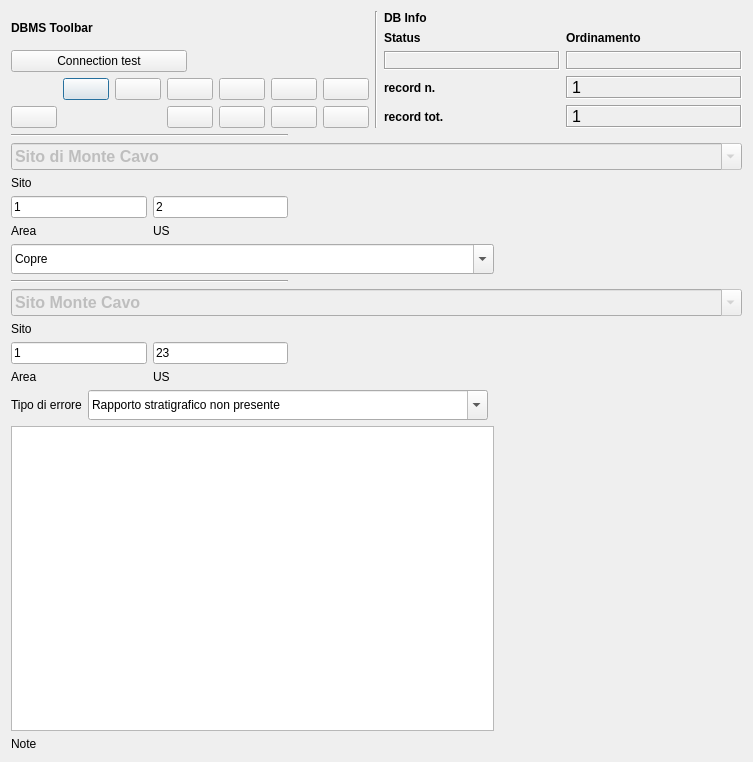
Qt form gui/ui/pyarchinit_rel_check_ui.ui (pyarchinit/pyarchinit) before a commit.
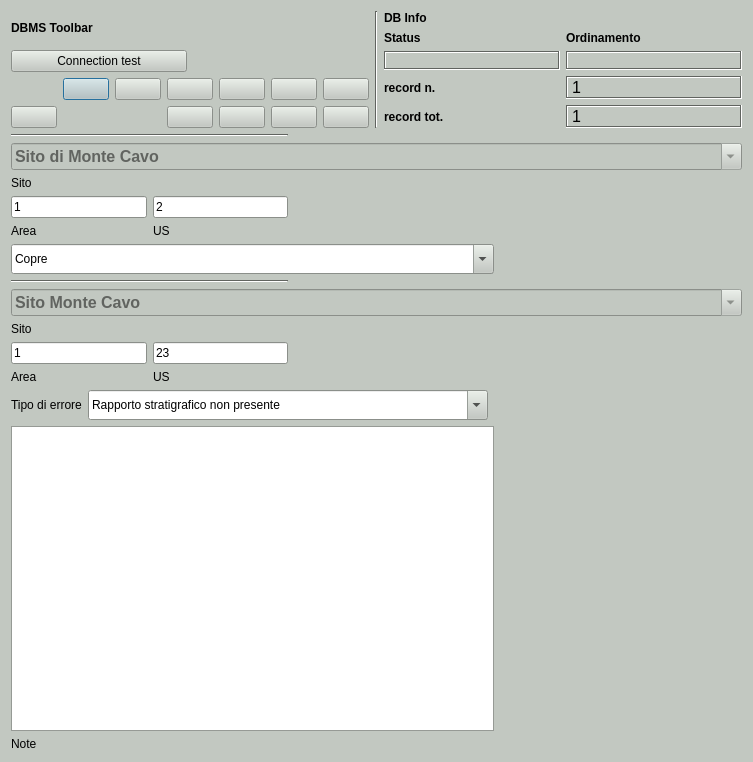
The same form after that commit. Icons and pictures are not drawn.

Commit message: change backgroud color ui

What changed in the file:
```diff
--- a/gui/ui/pyarchinit_rel_check_ui.ui
+++ b/gui/ui/pyarchinit_rel_check_ui.ui
@@ -16,6 +16,448 @@
     <height>400</height>
    </size>
   </property>
+  <property name="palette">
+   <palette>
+    <active>
+     <colorrole role="WindowText">
+      <brush brushstyle="SolidPattern">
+       <color alpha="255">
+        <red>0</red>
+        <green>0</green>
+        <blue>0</blue>
+       </color>
+      </brush>
+     </colorrole>
+     <colorrole role="Button">
+      <brush brushstyle="SolidPattern">
+       <color alpha="255">
+        <red>194</red>
+        <green>200</green>
+        <blue>193</blue>
+       </color>
+      </brush>
+     </colorrole>
+     <colorrole role="Light">
+      <brush brushstyle="SolidPattern">
+       <color alpha="255">
+        <red>255</red>
+        <green>255</green>
+        <blue>255</blue>
+       </color>
+      </brush>
+     </colorrole>
+     <colorrole role="Midlight">
+      <brush brushstyle="SolidPattern">
+       <color alpha="255">
+        <red>224</red>
+        <green>227</green>
+        <blue>224</blue>
+       </color>
+      </brush>
+     </colorrole>
+     <colorrole role="Dark">
+      <brush brushstyle="SolidPattern">
+       <color alpha="255">
+        <red>97</red>
+        <green>100</green>
+        <blue>96</blue>
+       </color>
+      </brush>
+     </colorrole>
+     <colorrole role="Mid">
+      <brush brushstyle="SolidPattern">
+       <color alpha="255">
+        <red>129</red>
+        <green>133</green>
+        <blue>129</blue>
+       </color>
+      </brush>
+     </colorrole>
+     <colorrole role="Text">
+      <brush brushstyle="SolidPattern">
+       <color alpha="255">
+        <red>0</red>
+        <green>0</green>
+        <blue>0</blue>
+       </color>
+      </brush>
+     </colorrole>
+     <colorrole role="BrightText">
+      <brush brushstyle="SolidPattern">
+       <color alpha="255">
+        <red>255</red>
+        <green>255</green>
+        <blue>255</blue>
+       </color>
+      </brush>
+     </colorrole>
+     <colorrole role="ButtonText">
+      <brush brushstyle="SolidPattern">
+       <color alpha="255">
+        <red>0</red>
+        <green>0</green>
+        <blue>0</blue>
+       </color>
+      </brush>
+     </colorrole>
+     <colorrole role="Base">
+      <brush brushstyle="SolidPattern">
+       <color alpha="255">
+        <red>255</red>
+        <green>255</green>
+        <blue>255</blue>
+       </color>
+      </brush>
+     </colorrole>
+     <colorrole role="Window">
+      <brush brushstyle="SolidPattern">
+       <color alpha="255">
+        <red>194</red>
+        <green>200</green>
+        <blue>193</blue>
+       </color>
+      </brush>
+     </colorrole>
+     <colorrole role="Shadow">
+      <brush brushstyle="SolidPattern">
+       <color alpha="255">
+        <red>0</red>
+        <green>0</green>
+        <blue>0</blue>
+       </color>
+      </brush>
+     </colorrole>
+     <colorrole role="AlternateBase">
+      <brush brushstyle="SolidPattern">
+       <color alpha="255">
+        <red>224</red>
+        <green>227</green>
+        <blue>224</blue>
+       </color>
+      </brush>
+     </colorrole>
+     <colorrole role="ToolTipBase">
+      <brush brushstyle="SolidPattern">
+       <color alpha="255">
+        <red>255</red>
+        <green>255</green>
+        <blue>220</blue>
+       </color>
+      </brush>
+     </colorrole>
+     <colorrole role="ToolTipText">
+      <brush brushstyle="SolidPattern">
+       <color alpha="255">
+        <red>0</red>
+        <green>0</green>
+        <blue>0</blue>
+       </color>
+      </brush>
+     </colorrole>
+     <colorrole role="PlaceholderText">
+      <brush brushstyle="SolidPattern">
+       <color alpha="128">
+        <red>0</red>
+        <green>0</green>
+        <blue>0</blue>
+       </color>
+      </brush>
+     </colorrole>
+    </active>
+    <inactive>
+     <colorrole role="WindowText">
+      <brush brushstyle="SolidPattern">
+       <color alpha="255">
+        <red>0</red>
+        <green>0</green>
+        <blue>0</blue>
+       </color>
+      </brush>
+     </colorrole>
+     <colorrole role="Button">
+      <brush brushstyle="SolidPattern">
+       <color alpha="255">
+        <red>194</red>
+        <green>200</green>
+        <blue>193</blue>
+       </color>
+      </brush>
+     </colorrole>
+     <colorrole role="Light">
+      <brush brushstyle="SolidPattern">
+       <color alpha="255">
+        <red>255</red>
+        <green>255</green>
+        <blue>255</blue>
+       </color>
+      </brush>
+     </colorrole>
+     <colorrole role="Midlight">
+      <brush brushstyle="SolidPattern">
+       <color alpha="255">
+        <red>224</red>
+        <green>227</green>
+        <blue>224</blue>
+       </color>
+      </brush>
+     </colorrole>
+     <colorrole role="Dark">
+      <brush brushstyle="SolidPattern">
+       <color alpha="255">
+        <red>97</red>
+        <green>100</green>
+        <blue>96</blue>
+       </color>
+      </brush>
+     </colorrole>
+     <colorrole role="Mid">
+      <brush brushstyle="SolidPattern">
+       <color alpha="255">
+        <red>129</red>
+        <green>133</green>
+        <blue>129</blue>
+       </color>
+      </brush>
+     </colorrole>
+     <colorrole role="Text">
+      <brush brushstyle="SolidPattern">
+       <color alpha="255">
+        <red>0</red>
+        <green>0</green>
+        <blue>0</blue>
+       </color>
+      </brush>
+     </colorrole>
+     <colorrole role="BrightText">
+      <brush brushstyle="SolidPattern">
+       <color alpha="255">
+        <red>255</red>
+        <green>255</green>
+        <blue>255</blue>
+       </color>
+      </brush>
+     </colorrole>
+     <colorrole role="ButtonText">
+      <brush brushstyle="SolidPattern">
+       <color alpha="255">
+        <red>0</red>
+        <green>0</green>
+        <blue>0</blue>
+       </color>
+      </brush>
+     </colorrole>
+     <colorrole role="Base">
+      <brush brushstyle="SolidPattern">
+       <color alpha="255">
+        <red>255</red>
+        <green>255</green>
+        <blue>255</blue>
+       </color>
+      </brush>
+     </colorrole>
+     <colorrole role="Window">
+      <brush brushstyle="SolidPattern">
+       <color alpha="255">
+        <red>194</red>
+        <green>200</green>
+        <blue>193</blue>
+       </color>
+      </brush>
+     </colorrole>
+     <colorrole role="Shadow">
+      <brush brushstyle="SolidPattern">
+       <color alpha="255">
+        <red>0</red>
+        <green>0</green>
+        <blue>0</blue>
+       </color>
+      </brush>
+     </colorrole>
+     <colorrole role="AlternateBase">
+      <brush brushstyle="SolidPattern">
+       <color alpha="255">
+        <red>224</red>
+        <green>227</green>
+        <blue>224</blue>
+       </color>
+      </brush>
+     </colorrole>
+     <colorrole role="ToolTipBase">
+      <brush brushstyle="SolidPattern">
+       <color alpha="255">
+        <red>255</red>
+        <green>255</green>
+        <blue>220</blue>
+       </color>
+      </brush>
+     </colorrole>
+     <colorrole role="ToolTipText">
+      <brush brushstyle="SolidPattern">
+       <color alpha="255">
+        <red>0</red>
+        <green>0</green>
+        <blue>0</blue>
+       </color>
+      </brush>
+     </colorrole>
+     <colorrole role="PlaceholderText">
+      <brush brushstyle="SolidPattern">
+       <color alpha="128">
+        <red>0</red>
+        <green>0</green>
+        <blue>0</blue>
+       </color>
+      </brush>
+     </colorrole>
+    </inactive>
+    <disabled>
+     <colorrole role="WindowText">
+      <brush brushstyle="SolidPattern">
+       <color alpha="255">
+        <red>97</red>
+        <green>100</green>
+        <blue>96</blue>
+       </color>
+      </brush>
+     </colorrole>
+     <colorrole role="Button">
+      <brush brushstyle="SolidPattern">
+       <color alpha="255">
+        <red>194</red>
+        <green>200</green>
+        <blue>193</blue>
+       </color>
+      </brush>
+     </colorrole>
+     <colorrole role="Light">
+      <brush brushstyle="SolidPattern">
+       <color alpha="255">
+        <red>255</red>
+        <green>255</green>
+        <blue>255</blue>
+       </color>
+      </brush>
+     </colorrole>
+     <colorrole role="Midlight">
+      <brush brushstyle="SolidPattern">
+       <color alpha="255">
+        <red>224</red>
+        <green>227</green>
+        <blue>224</blue>
+       </color>
+      </brush>
+     </colorrole>
+     <colorrole role="Dark">
+      <brush brushstyle="SolidPattern">
+       <color alpha="255">
+        <red>97</red>
+        <green>100</green>
+        <blue>96</blue>
+       </color>
+      </brush>
+     </colorrole>
+     <colorrole role="Mid">
+      <brush brushstyle="SolidPattern">
+       <color alpha="255">
+        <red>129</red>
+        <green>133</green>
+        <blue>129</blue>
+       </color>
+      </brush>
+     </colorrole>
+     <colorrole role="Text">
+      <brush brushstyle="SolidPattern">
+       <color alpha="255">
+        <red>97</red>
+        <green>100</green>
+        <blue>96</blue>
+       </color>
+      </brush>
+     </colorrole>
+     <colorrole role="BrightText">
+      <brush brushstyle="SolidPattern">
+       <color alpha="255">
+        <red>255</red>
+        <green>255</green>
+        <blue>255</blue>
+       </color>
+      </brush>
+     </colorrole>
+     <colorrole role="ButtonText">
+      <brush brushstyle="SolidPattern">
+       <color alpha="255">
+        <red>97</red>
+        <green>100</green>
+        <blue>96</blue>
+       </color>
+      </brush>
+     </colorrole>
+     <colorrole role="Base">
+      <brush brushstyle="SolidPattern">
+       <color alpha="255">
+        <red>194</red>
+        <green>200</green>
+        <blue>193</blue>
+       </color>
+      </brush>
+     </colorrole>
+     <colorrole role="Window">
+      <brush brushstyle="SolidPattern">
+       <color alpha="255">
+        <red>194</red>
+        <green>200</green>
+        <blue>193</blue>
+       </color>
+      </brush>
+     </colorrole>
+     <colorrole role="Shadow">
+      <brush brushstyle="SolidPattern">
+       <color alpha="255">
+        <red>0</red>
+        <green>0</green>
+        <blue>0</blue>
+       </color>
+      </brush>
+     </colorrole>
+     <colorrole role="AlternateBase">
+      <brush brushstyle="SolidPattern">
+       <color alpha="255">
+        <red>194</red>
+        <green>200</green>
+        <blue>193</blue>
+       </color>
+      </brush>
+     </colorrole>
+     <colorrole role="ToolTipBase">
+      <brush brushstyle="SolidPattern">
+       <color alpha="255">
+        <red>255</red>
+        <green>255</green>
+        <blue>220</blue>
+       </color>
+      </brush>
+     </colorrole>
+     <colorrole role="ToolTipText">
+      <brush brushstyle="SolidPattern">
+       <color alpha="255">
+        <red>0</red>
+        <green>0</green>
+        <blue>0</blue>
+       </color>
+      </brush>
+     </colorrole>
+     <colorrole role="PlaceholderText">
+      <brush brushstyle="SolidPattern">
+       <color alpha="128">
+        <red>0</red>
+        <green>0</green>
+        <blue>0</blue>
+       </color>
+      </brush>
+     </colorrole>
+    </disabled>
+   </palette>
+  </property>
   <property name="windowTitle">
    <string>pyArchInit Gestione Scavi - Gestione Errori rapproti stratigrafici</string>
   </property>
```
Left out of the diff: 24 changed lines with no effect on the pictures. The commit also changes 36 other files.
